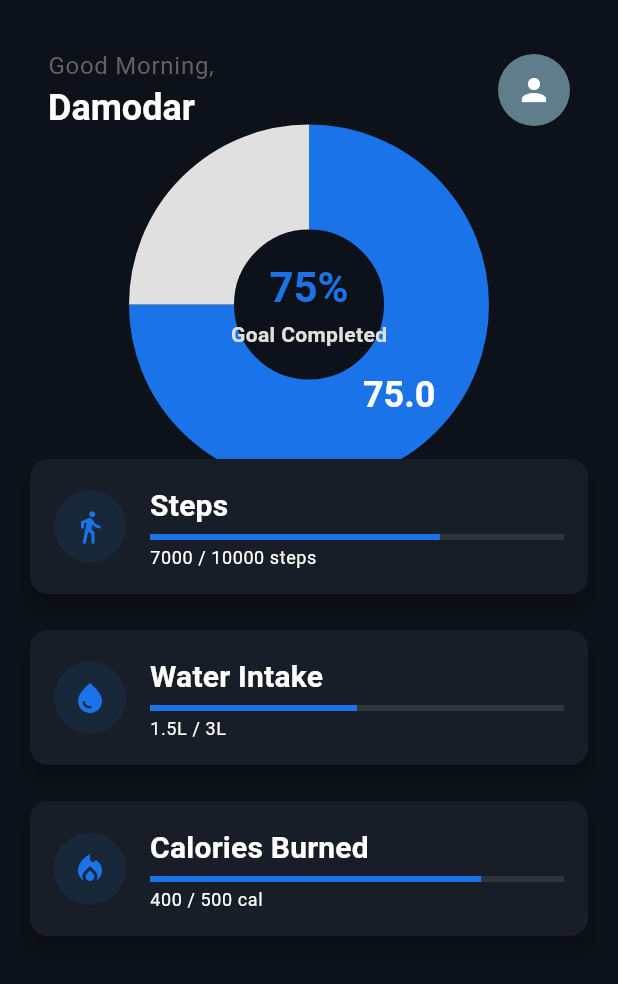
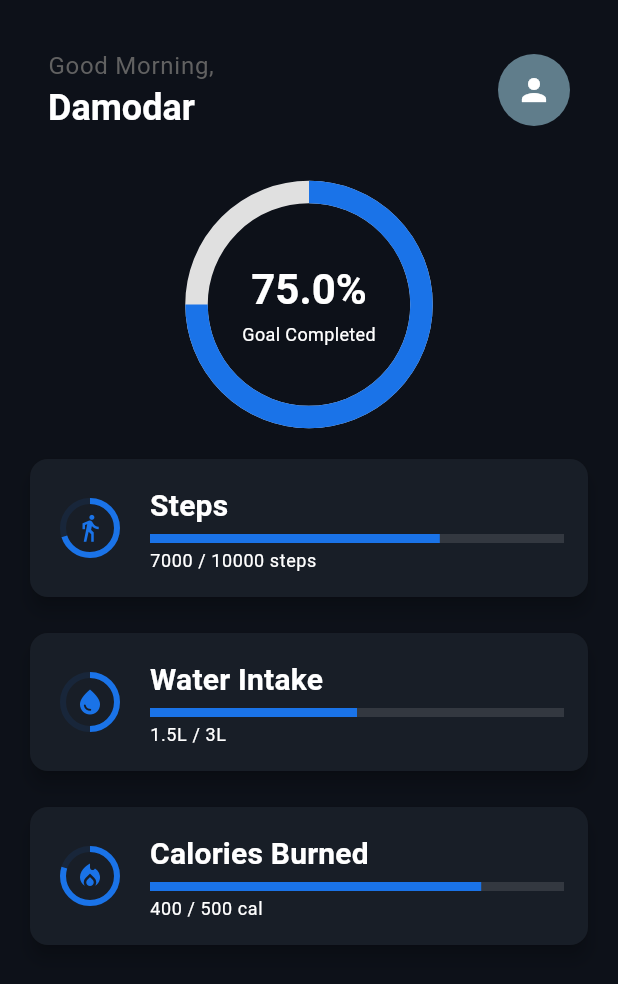
Before and after one commit to damodarsubedi/fitness_goal_tracker, a Flutter app: the screen it shows after launch, on a phone screen of 412 x 824 dp. Shown: the top 984 px of the screen. Run offline on Flutter 3.47's test engine with Material 3 defaults, Android fonts, the phone set to English and light mode, and no system bars; drawn by our look-alikes of fl_chart; our stand-ins replace cloud_firestore, firebase_auth, firebase_core, firebase_messaging, flutter_local_notifications, flutter_riverpod; accounts and stored records are empty; Roboto replaces fonts that are missing (Montserrat).

Commit message:
progress bar and chart design updates

```diff
--- a/lib/features/dashboard/widgets/completion_chart.dart
+++ b/lib/features/dashboard/widgets/completion_chart.dart
@@ -1,9 +1,8 @@
 import 'package:flutter/material.dart';
-import 'package:fl_chart/fl_chart.dart';
 
 class CompletionChart extends StatelessWidget {
   const CompletionChart({super.key});
-
+  final double complete = 75;
   @override
   Widget build(BuildContext context) {
     return Center(
@@ -11,55 +10,24 @@ class CompletionChart extends StatelessWidget {
         alignment: Alignment.center,
         children: [
           SizedBox(
-            width: 150, // Width of the chart
-            height: 150, // Height of the chart
-            child: PieChart(
-              PieChartData(
-                sectionsSpace: 0, // No space between sections for a clean curve
-                centerSpaceRadius: 50, // Adjusts the space in the center
-                centerSpaceColor: Colors.transparent, // Transparent space in the center
-                borderData: FlBorderData(show: false), // Hides border for smoother look
-                startDegreeOffset: 270, // Start from the top of the circle
-                sections: [
-                  PieChartSectionData(
-                    value: 75, // 75% completed
-                    color: Theme.of(context).colorScheme.primary, // Primary color for the filled portion
-                    // title: '75%', // Percentage text inside the chart
-                    titleStyle: Theme.of(context).textTheme.headlineSmall?.copyWith(
-                      fontWeight: FontWeight.bold,
-                      color: Colors.white, // White text color to stand out on primary color
-                    ),
-                    radius: 70, // Radius of the filled section
-                  ),
-                  PieChartSectionData(
-                    value: 25, // 25% remaining
-                    color: Colors.grey.shade300, // Grey color for the remaining section
-                    title: '', // No title for this section
-                    radius: 70, // Same radius for the remaining section to match the filled portion
-                  ),
-                ],
-              ),
+            width: 150,
+            height: 150,
+            child: CircularProgressIndicator(
+              value: complete / 100,
+              strokeWidth: 15,
+              backgroundColor: Colors.grey.shade300,
+              valueColor: AlwaysStoppedAnimation<Color>(Theme.of(context).colorScheme.primary),
             ),
           ),
           Column(
-            mainAxisAlignment: MainAxisAlignment.center,
-            crossAxisAlignment: CrossAxisAlignment.center,
+            mainAxisSize: MainAxisSize.min,
             children: [
               Text(
-                '75%', // The progress value displayed in the center
-                style: Theme.of(context).textTheme.headlineMedium?.copyWith(
-                  fontWeight: FontWeight.bold,
-                  color: Theme.of(context).colorScheme.primary, // Matches with theme's primary color
-                ),
+                '$complete%',
+                style: Theme.of(context).textTheme.headlineMedium?.copyWith(fontWeight: FontWeight.bold),
               ),
               const SizedBox(height: 4),
-              Text(
-                'Goal Completed', // Description below the chart
-                style: Theme.of(context).textTheme.bodyMedium?.copyWith(
-                  fontWeight: FontWeight.w600,
-                  color: Colors.grey[300], // Lighter text color for contrast
-                ),
-              ),
+              const Text('Goal Completed', style: TextStyle(fontSize: 12)),
             ],
           ),
         ],
--- a/lib/features/dashboard/widgets/goal_summary_card.dart
+++ b/lib/features/dashboard/widgets/goal_summary_card.dart
@@ -2,7 +2,7 @@ import 'package:flutter/material.dart';
 
 class GoalSummaryCard extends StatelessWidget {
   final String title;
-  final double progress;
+  final double progress; // Between 0.0 and 1.0
   final IconData icon;
   final String unit;
 
@@ -17,19 +17,32 @@ class GoalSummaryCard extends StatelessWidget {
   @override
   Widget build(BuildContext context) {
     return Card(
-      elevation: 5, // Increased elevation for better shadow contrast
+      elevation: 5,
       shape: RoundedRectangleBorder(borderRadius: BorderRadius.circular(12)),
-      color: Theme.of(context).colorScheme.surface, // Light background color for the card
+      color: Theme.of(context).colorScheme.surface,
       child: Padding(
         padding: const EdgeInsets.all(16),
         child: Row(
           children: [
-            CircleAvatar(
-              radius: 24,
-              backgroundColor: Theme.of(context).colorScheme.primary.withValues(alpha: .1),
-              child: Icon(icon, color: Theme.of(context).colorScheme.primary),
+            // Circular progress with icon in center
+            SizedBox(
+              width: 48,
+              height: 48,
+              child: Stack(
+                alignment: Alignment.center,
+                children: [
+                  CircularProgressIndicator(
+                    value: progress,
+                    strokeWidth: 4,
+                    backgroundColor: Theme.of(context).colorScheme.primary.withAlpha(25),
+                    valueColor: AlwaysStoppedAnimation<Color>(Theme.of(context).colorScheme.primary),
+                  ),
+                  Icon(icon, size: 20, color: Theme.of(context).colorScheme.primary),
+                ],
+              ),
             ),
             const SizedBox(width: 16),
+            // Text section
             Expanded(
               child: Column(
                 crossAxisAlignment: CrossAxisAlignment.start,
@@ -38,23 +51,22 @@ class GoalSummaryCard extends StatelessWidget {
                     title,
                     style: Theme.of(context).textTheme.titleMedium?.copyWith(
                       fontWeight: FontWeight.w600,
-                      color: Theme.of(context).colorScheme.onSurface, // Adjusted color for text
+                      color: Theme.of(context).colorScheme.onSurface,
                     ),
                   ),
                   const SizedBox(height: 4),
                   LinearProgressIndicator(
                     value: progress,
+                    minHeight: 6,
                     color: Theme.of(context).colorScheme.primary,
-                    backgroundColor: Theme.of(
-                      context,
-                    ).colorScheme.onSurface.withValues(alpha: .1), // Light background for progress bar
+                    backgroundColor: Theme.of(context).colorScheme.onSurface.withAlpha(30),
                   ),
                   const SizedBox(height: 4),
                   Text(
                     unit,
-                    style: Theme.of(context).textTheme.bodySmall?.copyWith(
-                      color: Theme.of(context).colorScheme.onSurface, // Ensure text is visible
-                    ),
+                    style: Theme.of(
+                      context,
+                    ).textTheme.bodySmall?.copyWith(color: Theme.of(context).colorScheme.onSurface),
                   ),
                 ],
               ),
```
